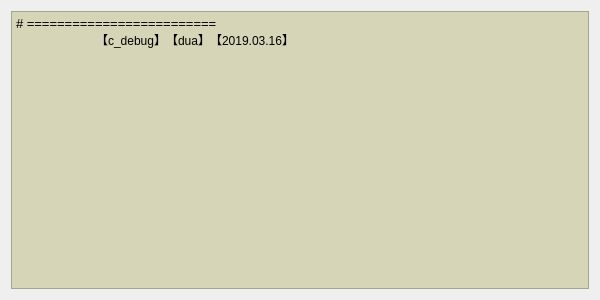
Old version of the form resources/ui/qtdebugwidget.ui in the repository Duadua/cloudghost.
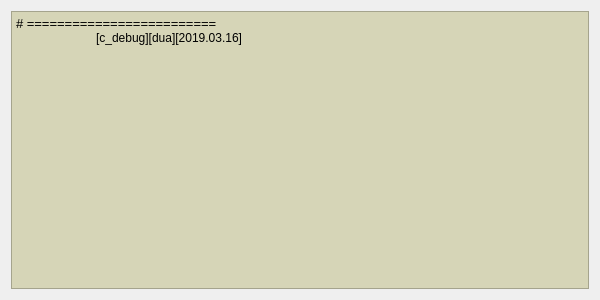
New version of the form.

Diff of the .ui file:
```diff
--- a/resources/ui/qtdebugwidget.ui
+++ b/resources/ui/qtdebugwidget.ui
@@ -53,7 +53,7 @@
 p, li { white-space: pre-wrap; }
 &lt;/style&gt;&lt;/head&gt;&lt;body style=&quot; font-family:'Consolas'; font-size:10pt; font-weight:400; font-style:normal;&quot;&gt;
 &lt;p style=&quot; margin-top:0px; margin-bottom:0px; margin-left:0px; margin-right:0px; -qt-block-indent:0; text-indent:0px;&quot;&gt;# =========================&lt;/p&gt;
-&lt;p style=&quot; margin-top:0px; margin-bottom:0px; margin-left:0px; margin-right:0px; -qt-block-indent:0; text-indent:0px;&quot;&gt;&lt;span style=&quot; font-family:'SimSun'; font-size:9pt;&quot;&gt;	【c_debug】【dua】【2019.03.16】&lt;/span&gt;&lt;/p&gt;
+&lt;p style=&quot; margin-top:0px; margin-bottom:0px; margin-left:0px; margin-right:0px; -qt-block-indent:0; text-indent:0px;&quot;&gt;&lt;span style=&quot; font-family:'SimSun'; font-size:9pt;&quot;&gt;	[c_debug][dua][2019.03.16]&lt;/span&gt;&lt;/p&gt;
 &lt;p style=&quot;-qt-paragraph-type:empty; margin-top:0px; margin-bottom:0px; margin-left:0px; margin-right:0px; -qt-block-indent:0; text-indent:0px;&quot;&gt;&lt;br /&gt;&lt;/p&gt;&lt;/body&gt;&lt;/html&gt;</string>
      </property>
     </widget>
```
Left out of the diff: 2 changed lines with no effect on the pictures.
